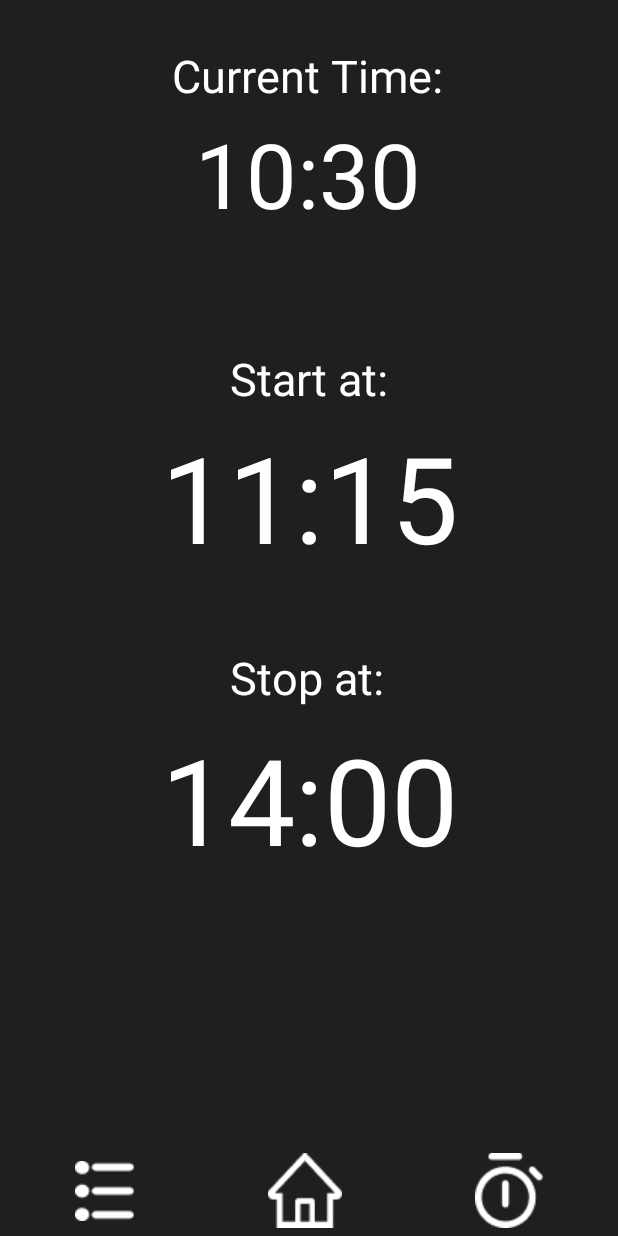
After one commit to DebsTheLemon/AControl, an Android app: the TimerActivity screen opened directly, with no data from a screen before it, on a phone screen of 412 x 824 dp. The commit adds this screen. Run offline under Robolectric (Android 15) with nearby library versions, the phone set to English and light mode, and no system bars.

Commit message:
Timer Placeholder Screen / Navigation to all screens

```diff
--- a/app/src/main/AndroidManifest.xml
+++ b/app/src/main/AndroidManifest.xml
@@ -9,6 +9,9 @@
         android:roundIcon="@mipmap/ic_launcher_round"
         android:supportsRtl="true"
         android:theme="@style/SplashScreen">
+        <activity
+            android:name=".TimerActivity"
+            android:exported="false" />
         <activity
             android:name=".MoreActivity"
             android:exported="false"
--- a/app/src/main/java/gr/aueb/acontrol/MainActivity.java
+++ b/app/src/main/java/gr/aueb/acontrol/MainActivity.java
@@ -63,14 +63,20 @@ public class MainActivity extends Activity {
         auto.setOnCheckedChangeListener(onRadioButtonCheckedListener);
 
         ImageButton moreBtn = (ImageButton) findViewById(R.id.More);
+        ImageButton timerBtn = (ImageButton) findViewById(R.id.Timer);
 
         moreBtn.setOnClickListener(new View.OnClickListener() {
             @Override
             public void onClick(View view) {
-
                 Intent i = new Intent(getApplicationContext(),MoreActivity.class);
                 startActivity(i);
-
+            }
+        });
+        timerBtn.setOnClickListener(new View.OnClickListener() {
+            @Override
+            public void onClick(View view) {
+                Intent i = new Intent(getApplicationContext(),TimerActivity.class);
+                startActivity(i);
             }
         });
     }
--- a/app/src/main/java/gr/aueb/acontrol/MoreActivity.java
+++ b/app/src/main/java/gr/aueb/acontrol/MoreActivity.java
@@ -1,9 +1,11 @@
 package gr.aueb.acontrol;
 
 import android.app.Activity;
+import android.content.Intent;
 import android.os.Bundle;
 import android.view.View;
 import android.widget.CompoundButton;
+import android.widget.ImageButton;
 import android.widget.ImageView;
 import android.widget.RadioButton;
 import android.widget.TextView;
@@ -25,6 +27,24 @@ public class MoreActivity extends Activity {
 
         turbo.setOnCheckedChangeListener(onRadioButtonCheckedListener);
         economy.setOnCheckedChangeListener(onRadioButtonCheckedListener);
+
+        ImageButton homeBtn = (ImageButton) findViewById(R.id.Home);
+        ImageButton timerBtn = (ImageButton) findViewById(R.id.Timer);
+
+        homeBtn.setOnClickListener(new View.OnClickListener() {
+            @Override
+            public void onClick(View view) {
+                Intent i = new Intent(getApplicationContext(),MainActivity.class);
+                startActivity(i);
+            }
+        });
+        timerBtn.setOnClickListener(new View.OnClickListener() {
+            @Override
+            public void onClick(View view) {
+                Intent i = new Intent(getApplicationContext(),TimerActivity.class);
+                startActivity(i);
+            }
+        });
 
     }
 
--- /dev/null
+++ b/app/src/main/java/gr/aueb/acontrol/TimerActivity.java
@@ -0,0 +1,35 @@
+package gr.aueb.acontrol;
+
+import androidx.appcompat.app.AppCompatActivity;
+
+import android.content.Intent;
+import android.os.Bundle;
+import android.view.View;
+import android.widget.ImageButton;
+
+public class TimerActivity extends AppCompatActivity {
+
+    @Override
+    protected void onCreate(Bundle savedInstanceState) {
+        super.onCreate(savedInstanceState);
+        setContentView(R.layout.activity_timer);
+
+        ImageButton homeBtn = (ImageButton) findViewById(R.id.Home);
+        ImageButton moreBtn = (ImageButton) findViewById(R.id.More);
+
+        homeBtn.setOnClickListener(new View.OnClickListener() {
+            @Override
+            public void onClick(View view) {
+                Intent i = new Intent(getApplicationContext(),MainActivity.class);
+                startActivity(i);
+            }
+        });
+        moreBtn.setOnClickListener(new View.OnClickListener() {
+            @Override
+            public void onClick(View view) {
+                Intent i = new Intent(getApplicationContext(),MoreActivity.class);
+                startActivity(i);
+            }
+        });
+    }
+}
--- /dev/null
+++ b/app/src/main/res/layout/activity_timer.xml
@@ -0,0 +1,141 @@
+<?xml version="1.0" encoding="utf-8"?>
+<androidx.constraintlayout.widget.ConstraintLayout xmlns:android="http://schemas.android.com/apk/res/android"
+    xmlns:app="http://schemas.android.com/apk/res-auto"
+    xmlns:tools="http://schemas.android.com/tools"
+    android:id="@+id/coordinatorLayout"
+    android:background="#1f1f1f"
+    android:layout_width="match_parent"
+    android:layout_height="match_parent"
+    tools:context=".TimerActivity">
+
+    <TextView
+        android:id="@+id/TxtCurrentTime"
+        style="@style/Widget.AppCompat.TextView"
+        android:layout_width="wrap_content"
+        android:layout_height="wrap_content"
+        android:text="Current Time:"
+        android:textColor="#FFFFFF"
+        android:textSize="30sp"
+        android:textStyle="normal"
+        app:layout_constraintBottom_toBottomOf="parent"
+        app:layout_constraintEnd_toEndOf="parent"
+        app:layout_constraintHorizontal_bias="0.497"
+        app:layout_constraintStart_toStartOf="parent"
+        app:layout_constraintTop_toTopOf="parent"
+        app:layout_constraintVertical_bias="0.038" />
+
+    <TextView
+        android:id="@+id/CurrentTimeVal"
+        android:layout_width="wrap_content"
+        android:layout_height="wrap_content"
+        android:text="10:30"
+        android:textColor="#FFFFFF"
+        android:textSize="60sp"
+        app:layout_constraintBottom_toBottomOf="parent"
+        app:layout_constraintEnd_toEndOf="parent"
+        app:layout_constraintHorizontal_bias="0.497"
+        app:layout_constraintStart_toStartOf="parent"
+        app:layout_constraintTop_toTopOf="parent"
+        app:layout_constraintVertical_bias="0.101" />
+
+    <TextView
+        android:id="@+id/StartTimeVal"
+        android:layout_width="wrap_content"
+        android:layout_height="wrap_content"
+        android:text="11:15"
+        android:textColor="#FFFFFF"
+        android:textSize="80sp"
+        app:layout_constraintBottom_toBottomOf="parent"
+        app:layout_constraintEnd_toEndOf="parent"
+        app:layout_constraintStart_toStartOf="parent"
+        app:layout_constraintTop_toTopOf="parent"
+        app:layout_constraintVertical_bias="0.388" />
+
+    <TextView
+        android:id="@+id/TxtStartAt"
+        style="@style/Widget.AppCompat.TextView"
+        android:layout_width="wrap_content"
+        android:layout_height="wrap_content"
+        android:text="Start at:"
+        android:textColor="#FFFFFF"
+        android:textSize="30sp"
+        android:textStyle="normal"
+        app:layout_constraintBottom_toBottomOf="parent"
+        app:layout_constraintEnd_toEndOf="parent"
+        app:layout_constraintHorizontal_bias="0.501"
+        app:layout_constraintStart_toStartOf="parent"
+        app:layout_constraintTop_toTopOf="parent"
+        app:layout_constraintVertical_bias="0.296" />
+
+    <TextView
+        android:id="@+id/StopTimeVal"
+        android:layout_width="wrap_content"
+        android:layout_height="wrap_content"
+        android:text="14:00"
+        android:textColor="#FFFFFF"
+        android:textSize="80sp"
+        app:layout_constraintBottom_toBottomOf="parent"
+        app:layout_constraintEnd_toEndOf="parent"
+        app:layout_constraintStart_toStartOf="parent"
+        app:layout_constraintTop_toTopOf="parent"
+        app:layout_constraintVertical_bias="0.668" />
+
+    <TextView
+        android:id="@+id/TxtStoptAt"
+        style="@style/Widget.AppCompat.TextView"
+        android:layout_width="wrap_content"
+        android:layout_height="wrap_content"
+        android:text="Stop at:"
+        android:textColor="#FFFFFF"
+        android:textSize="30sp"
+        android:textStyle="normal"
+        app:layout_constraintBottom_toBottomOf="parent"
+        app:layout_constraintEnd_toEndOf="parent"
+        app:layout_constraintHorizontal_bias="0.496"
+        app:layout_constraintStart_toStartOf="parent"
+        app:layout_constraintTop_toTopOf="parent"
+        app:layout_constraintVertical_bias="0.551" />
+
+    <LinearLayout
+        android:layout_width="match_parent"
+        android:layout_height="50dp"
+        android:layout_gravity="bottom"
+        android:layout_margin="5dp"
+        android:orientation="horizontal"
+        android:weightSum="3"
+        app:layout_constraintBottom_toBottomOf="parent"
+        app:layout_constraintEnd_toEndOf="parent"
+        app:layout_constraintHorizontal_bias="0.0"
+        app:layout_constraintStart_toStartOf="parent"
+
+        app:layout_constraintTop_toTopOf="parent"
+        app:layout_constraintVertical_bias="1.0">
+
+        <ImageButton
+            android:id="@+id/More"
+            android:layout_width="wrap_content"
+            android:layout_height="50dp"
+            android:layout_weight="1"
+            android:background="#1f1f1f"
+            android:src="@drawable/btn_more"
+            tools:layout_editor_absoluteX="0dp"
+            tools:layout_editor_absoluteY="707dp" />
+
+        <ImageButton
+            android:id="@+id/Home"
+            android:layout_width="wrap_content"
+            android:layout_height="50dp"
+            android:layout_weight="1"
+            android:background="#1f1f1f"
+            android:src="@drawable/btn_home" />
+
+        <ImageButton
+            android:id="@+id/Timer"
+            android:layout_width="wrap_content"
+            android:layout_height="50dp"
+            android:layout_weight="1"
+            android:background="#1f1f1f"
+            android:src="@drawable/btn_timer" />
+    </LinearLayout>
+
+</androidx.constraintlayout.widget.ConstraintLayout>
```
